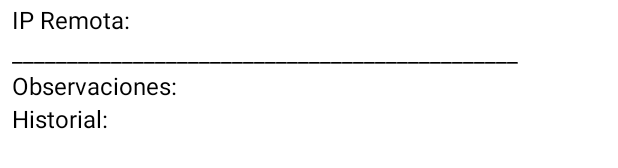
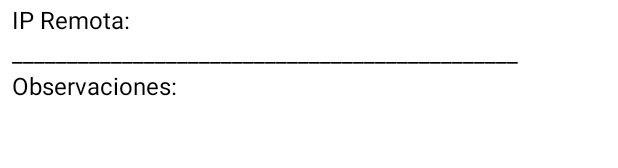
Before and after one commit to management-es/Dark-Box, an Android app built with Jetpack Compose: the layout item_cliente.xml on its own in the app's theme, with its tools: preview values and no code run, on a phone screen of 412 x 824 dp. Shown: the part 669-837 px from the top of the screen. Run offline under Robolectric (Android 15) with nearby library versions, the phone set to English and light mode, and no system bars.

Commit message:
testing ok + mas borrado de historial ver cliente

```diff
--- a/app/src/main/java/com/darkbox/ClienteAdapter.kt
+++ b/app/src/main/java/com/darkbox/ClienteAdapter.kt
@@ -33,7 +33,7 @@ class ClienteAdapter : ListAdapter<Cliente, ClienteAdapter.ClienteViewHolder>(Cl
         private val txtCorreo: TextView = itemView.findViewById(R.id.txtCorreo)
         private val txtDireccion: TextView = itemView.findViewById(R.id.txtDireccion)
         private val txtEquipos: TextView = itemView.findViewById(R.id.txtEquipos)
-        private val txtHistorial: TextView = itemView.findViewById(R.id.txtHistorial)
+
         private val txtIpAntena: TextView = itemView.findViewById(R.id.txtIpAntena)
         private val txtIpRemota: TextView = itemView.findViewById(R.id.txtIpRemota)
         private val txtObservaciones: TextView = itemView.findViewById(R.id.txtObservaciones)
@@ -56,7 +56,7 @@ class ClienteAdapter : ListAdapter<Cliente, ClienteAdapter.ClienteViewHolder>(Cl
             txtCorreo.text = formatText("Correo: ", cliente.correo)
             txtDireccion.text = formatText("Dirección: ", cliente.direccion)
             txtEquipos.text = formatText("Equipos: ", cliente.equipos)
-            txtHistorial.text = formatText("Historial: ", cliente.historial)
+
             txtIpAntena.text = formatText("IP Antena: ", cliente.ip_antena)
             txtIpRemota.text = formatText("IP Remota: ", cliente.ip_remota)
             txtObservaciones.text = formatText("Observaciones: ", cliente.observaciones)
--- a/app/src/main/res/layout/item_cliente.xml
+++ b/app/src/main/res/layout/item_cliente.xml
@@ -168,12 +168,7 @@
         android:textSize="16sp"
         android:text="Observaciones: "/>
 
-    <TextView
-        android:id="@+id/txtHistorial"
-        android:layout_width="wrap_content"
-        android:layout_height="wrap_content"
-        android:textSize="16sp"
-        android:text="Historial: "/>
+
 
 
 </LinearLayout>
```
